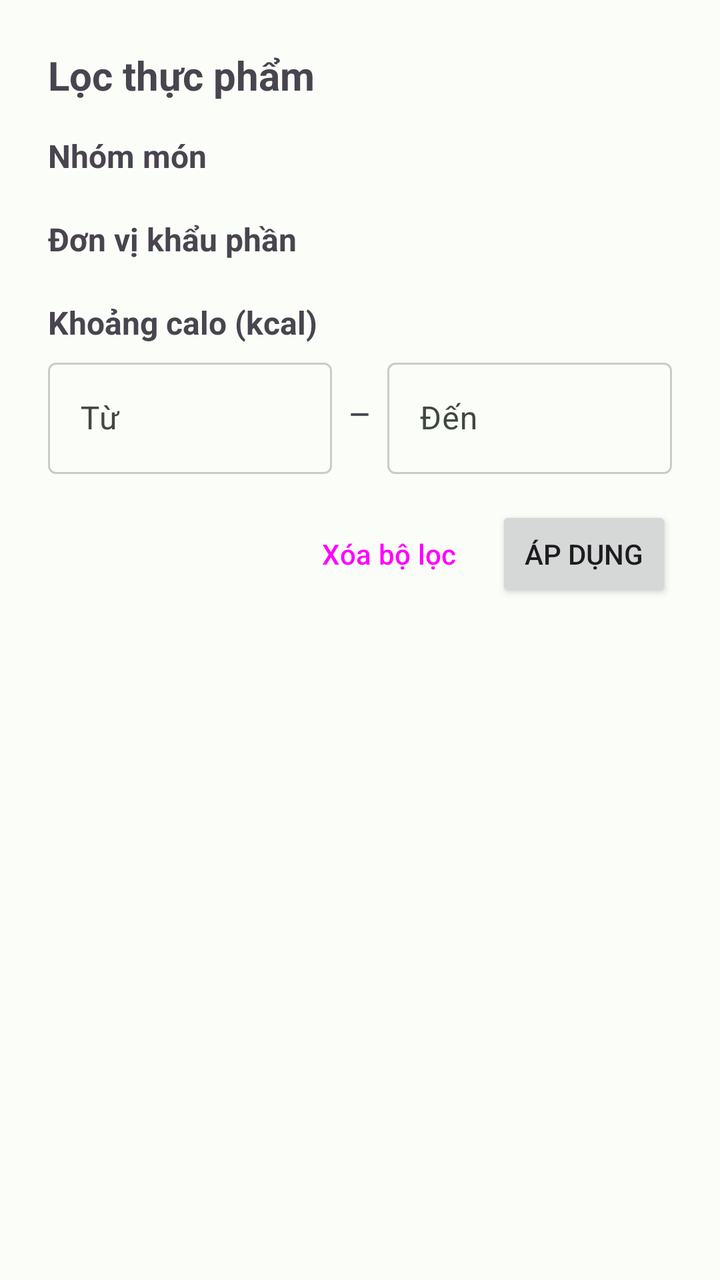
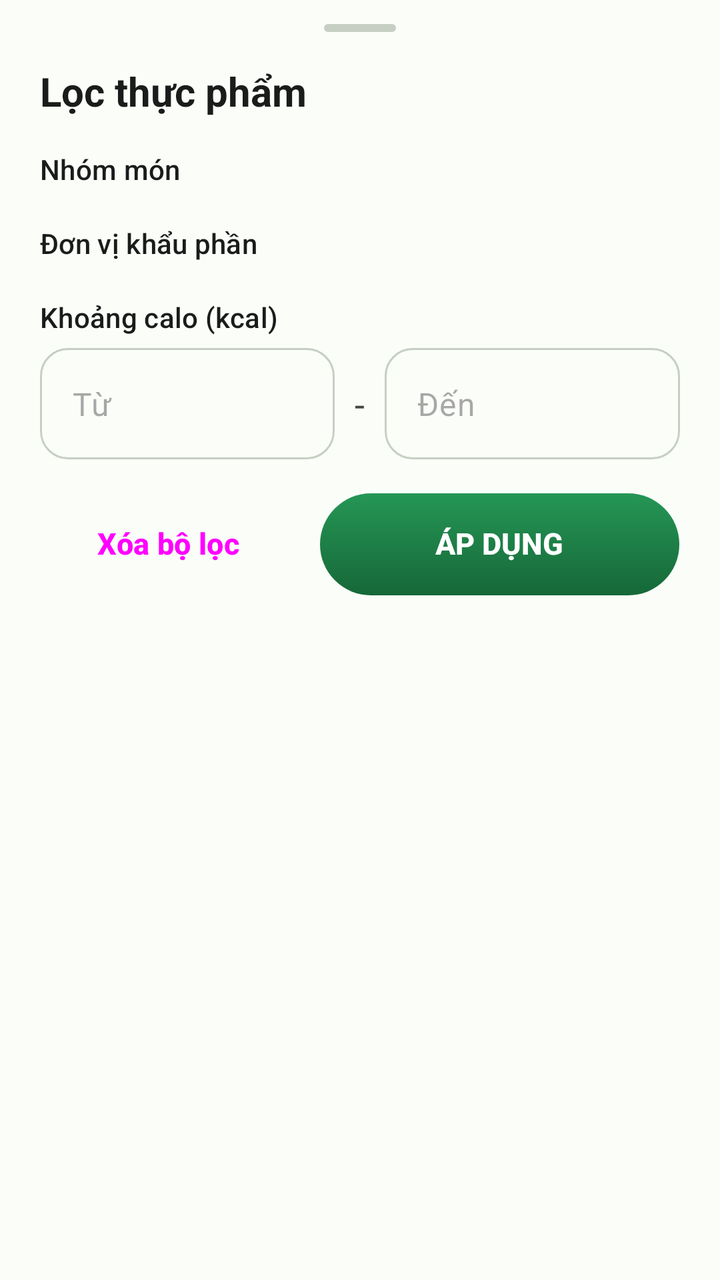

An Android layout rendered at two revisions. The XML below is the earlier revision; the diff shows what the commit changed to produce the second picture.
<!-- AndroidManifest.xml: application theme Theme.CaloTrack -->
<!-- res/layout/dialog_filter_foods.xml -->
<?xml version="1.0" encoding="utf-8"?>
<androidx.core.widget.NestedScrollView xmlns:android="http://schemas.android.com/apk/res/android"
    xmlns:app="http://schemas.android.com/apk/res-auto"
    android:layout_width="match_parent"
    android:layout_height="wrap_content">

    <LinearLayout
        android:layout_width="match_parent"
        android:layout_height="wrap_content"
        android:orientation="vertical"
        android:padding="24dp">

        <TextView
            android:layout_width="wrap_content"
            android:layout_height="wrap_content"
            android:text="@string/filter_foods"
            android:textSize="20sp"
            android:textStyle="bold" />

        <TextView
            android:layout_width="wrap_content"
            android:layout_height="wrap_content"
            android:layout_marginTop="16dp"
            android:text="@string/filter_group"
            android:textSize="16sp"
            android:textStyle="bold" />

        <com.google.android.material.chip.ChipGroup
            android:id="@+id/chip_food_categories"
            android:layout_width="match_parent"
            android:layout_height="wrap_content"
            android:layout_marginTop="4dp" />

        <TextView
            android:layout_width="wrap_content"
            android:layout_height="wrap_content"
            android:layout_marginTop="16dp"
            android:text="@string/filter_unit"
            android:textSize="16sp"
            android:textStyle="bold" />

        <com.google.android.material.chip.ChipGroup
            android:id="@+id/chip_food_units"
            android:layout_width="match_parent"
            android:layout_height="wrap_content"
            android:layout_marginTop="4dp" />

        <TextView
            android:layout_width="wrap_content"
            android:layout_height="wrap_content"
            android:layout_marginTop="16dp"
            android:text="@string/filter_kcal_range"
            android:textSize="16sp"
            android:textStyle="bold" />

        <LinearLayout
            android:layout_width="match_parent"
            android:layout_height="wrap_content"
            android:layout_marginTop="4dp"
            android:gravity="center_vertical"
            android:orientation="horizontal">

            <com.google.android.material.textfield.TextInputLayout
                android:id="@+id/til_food_kcal_min"
                android:layout_width="0dp"
                android:layout_height="wrap_content"
                android:layout_weight="1"
                android:hint="@string/kcal_from">

                <com.google.android.material.textfield.TextInputEditText
                    android:id="@+id/et_food_kcal_min"
                    android:layout_width="match_parent"
                    android:layout_height="wrap_content"
                    android:inputType="numberDecimal" />
            </com.google.android.material.textfield.TextInputLayout>

            <TextView
                android:layout_width="wrap_content"
                android:layout_height="wrap_content"
                android:paddingStart="8dp"
                android:paddingEnd="8dp"
                android:text="–"
                android:textSize="18sp" />

            <com.google.android.material.textfield.TextInputLayout
                android:id="@+id/til_food_kcal_max"
                android:layout_width="0dp"
                android:layout_height="wrap_content"
                android:layout_weight="1"
                android:hint="@string/kcal_to">

                <com.google.android.material.textfield.TextInputEditText
                    android:id="@+id/et_food_kcal_max"
                    android:layout_width="match_parent"
                    android:layout_height="wrap_content"
                    android:inputType="numberDecimal" />
            </com.google.android.material.textfield.TextInputLayout>
        </LinearLayout>

        <LinearLayout
            android:layout_width="match_parent"
            android:layout_height="wrap_content"
            android:layout_marginTop="16dp"
            android:gravity="end"
            android:orientation="horizontal">

            <Button
                android:id="@+id/btn_clear_food_filter"
                style="@style/Widget.Material3.Button.TextButton"
                android:layout_width="wrap_content"
                android:layout_height="wrap_content"
                android:text="@string/clear_filter" />

            <Button
                android:id="@+id/btn_apply_food_filter"
                android:layout_width="wrap_content"
                android:layout_height="wrap_content"
                android:layout_marginStart="8dp"
                android:text="@string/apply_filter" />
        </LinearLayout>
    </LinearLayout>
</androidx.core.widget.NestedScrollView>
<!-- resources referenced by this layout -->
<resources>
  <string name="apply_filter">Áp dụng</string>
  <string name="clear_filter">Xóa bộ lọc</string>
  <string name="filter_foods">Lọc thực phẩm</string>
  <string name="filter_group">Nhóm món</string>
  <string name="filter_kcal_range">Khoảng calo (kcal)</string>
  <string name="filter_unit">Đơn vị khẩu phần</string>
  <string name="kcal_from">Từ</string>
  <string name="kcal_to">Đến</string>
  <color name="proto_primary">#1b7a43</color>
  <color name="proto_on_primary">#ffffff</color>
  <color name="proto_primary_container">#c9f2cf</color>
  <color name="proto_on_primary_container">#05421f</color>
  <color name="proto_secondary_container">#d9ece0</color>
  <color name="proto_on_secondary_container">#21363a</color>
  <color name="proto_surface">#fafdf8</color>
  <color name="proto_on_surface">#191c1a</color>
  <color name="proto_surface_variant">#eef2ea</color>
  <color name="proto_on_surface_variant">#41493f</color>
  <color name="proto_surface_container">#f2f5ef</color>
  <color name="proto_surface_container_high">#e9eee5</color>
  <color name="proto_outline">#c7cfc4</color>
  <color name="proto_outline_variant">#e0e6dc</color>
  <color name="proto_error">#ba1a1a</color>
  <color name="proto_error_container">#ffdad6</color>
  <style name="Widget.CaloTrack.BottomNavigationView" parent="Widget.Material3.BottomNavigationView">
          <item name="itemActiveIndicatorStyle">@style/Widget.CaloTrack.BottomNavActiveIndicator</item>
      </style>
  <style name="Widget.CaloTrack.BottomNavActiveIndicator" parent="Widget.Material3.BottomNavigationView.ActiveIndicator">
          <item name="android:color">?attr/colorSecondaryContainer</item>
      </style>
  <!-- unchanged entries left out for length: 1 -->
</resources>

<!-- the commit's change to res/layout/dialog_filter_foods.xml (unified diff, before → after) -->
@@ -8,22 +8,30 @@
         android:layout_width="match_parent"
         android:layout_height="wrap_content"
         android:orientation="vertical"
-        android:padding="24dp">
+        android:paddingStart="20dp"
+        android:paddingTop="12dp"
+        android:paddingEnd="20dp"
+        android:paddingBottom="20dp">
 
-        <TextView
-            android:layout_width="wrap_content"
-            android:layout_height="wrap_content"
-            android:text="@string/filter_foods"
-            android:textSize="20sp"
-            android:textStyle="bold" />
+        <View
+            android:layout_width="36dp"
+            android:layout_height="4dp"
+            android:layout_gravity="center_horizontal"
+            android:background="@drawable/bg_sheet_handle" />
 
         <TextView
             android:layout_width="wrap_content"
             android:layout_height="wrap_content"
             android:layout_marginTop="16dp"
-            android:text="@string/filter_group"
-            android:textSize="16sp"
+            android:text="@string/filter_foods"
+            android:textColor="?attr/colorOnSurface"
+            android:textSize="20sp"
             android:textStyle="bold" />
+
+        <TextView
+            style="@style/Widget.CaloTrack.FieldLabel"
+            android:layout_marginTop="16dp"
+            android:text="@string/filter_group" />
 
         <com.google.android.material.chip.ChipGroup
             android:id="@+id/chip_food_categories"
@@ -32,12 +40,9 @@
             android:layout_marginTop="4dp" />
 
         <TextView
-            android:layout_width="wrap_content"
-            android:layout_height="wrap_content"
-            android:layout_marginTop="16dp"
-            android:text="@string/filter_unit"
-            android:textSize="16sp"
-            android:textStyle="bold" />
+            style="@style/Widget.CaloTrack.FieldLabel"
+            android:layout_marginTop="14dp"
+            android:text="@string/filter_unit" />
 
         <com.google.android.material.chip.ChipGroup
             android:id="@+id/chip_food_units"
@@ -46,54 +51,69 @@
             android:layout_marginTop="4dp" />
 
         <TextView
-            android:layout_width="wrap_content"
-            android:layout_height="wrap_content"
-            android:layout_marginTop="16dp"
-            android:text="@string/filter_kcal_range"
-            android:textSize="16sp"
-            android:textStyle="bold" />
+            style="@style/Widget.CaloTrack.FieldLabel"
+            android:layout_marginTop="14dp"
+            android:text="@string/filter_kcal_range" />
 
         <LinearLayout
             android:layout_width="match_parent"
             android:layout_height="wrap_content"
-            android:layout_marginTop="4dp"
+            android:layout_marginTop="6dp"
+            android:baselineAligned="false"
             android:gravity="center_vertical"
             android:orientation="horizontal">
 
             <com.google.android.material.textfield.TextInputLayout
                 android:id="@+id/til_food_kcal_min"
+                style="@style/Widget.Material3.TextInputLayout.OutlinedBox"
                 android:layout_width="0dp"
                 android:layout_height="wrap_content"
                 android:layout_weight="1"
-                android:hint="@string/kcal_from">
+                app:boxCornerRadiusBottomEnd="14dp"
+                app:boxCornerRadiusBottomStart="14dp"
+                app:boxCornerRadiusTopEnd="14dp"
+                app:boxCornerRadiusTopStart="14dp"
+                app:hintEnabled="false">
 
                 <com.google.android.material.textfield.TextInputEditText
                     android:id="@+id/et_food_kcal_min"
                     android:layout_width="match_parent"
                     android:layout_height="wrap_content"
-                    android:inputType="numberDecimal" />
+                    android:fontFeatureSettings="tnum"
+                    android:hint="@string/kcal_from"
+                    android:inputType="numberDecimal"
+                    android:maxLines="1" />
             </com.google.android.material.textfield.TextInputLayout>
 
             <TextView
                 android:layout_width="wrap_content"
                 android:layout_height="wrap_content"
-                android:paddingStart="8dp"
-                android:paddingEnd="8dp"
-                android:text="–"
+                android:paddingStart="10dp"
+                android:paddingEnd="10dp"
+                android:text="-"
+                android:textColor="?attr/colorOnSurfaceVariant"
                 android:textSize="18sp" />
 
             <com.google.android.material.textfield.TextInputLayout
                 android:id="@+id/til_food_kcal_max"
+                style="@style/Widget.Material3.TextInputLayout.OutlinedBox"
                 android:layout_width="0dp"
                 android:layout_height="wrap_content"
                 android:layout_weight="1"
-                android:hint="@string/kcal_to">
+                app:boxCornerRadiusBottomEnd="14dp"
+                app:boxCornerRadiusBottomStart="14dp"
+                app:boxCornerRadiusTopEnd="14dp"
+                app:boxCornerRadiusTopStart="14dp"
+                app:hintEnabled="false">
 
                 <com.google.android.material.textfield.TextInputEditText
                     android:id="@+id/et_food_kcal_max"
                     android:layout_width="match_parent"
                     android:layout_height="wrap_content"
-                    android:inputType="numberDecimal" />
+                    android:fontFeatureSettings="tnum"
+                    android:hint="@string/kcal_to"
+                    android:inputType="numberDecimal"
+                    android:maxLines="1" />
             </com.google.android.material.textfield.TextInputLayout>
         </LinearLayout>
 
@@ -101,22 +121,31 @@
             android:layout_width="match_parent"
             android:layout_height="wrap_content"
             android:layout_marginTop="16dp"
-            android:gravity="end"
             android:orientation="horizontal">
 
             <Button
                 android:id="@+id/btn_clear_food_filter"
                 style="@style/Widget.Material3.Button.TextButton"
-                android:layout_width="wrap_content"
-                android:layout_height="wrap_content"
-                android:text="@string/clear_filter" />
+                android:layout_width="0dp"
+                android:layout_height="52dp"
+                android:layout_weight="1"
+                android:text="@string/clear_filter"
+                android:textSize="15sp"
+                android:textStyle="bold" />
 
             <Button
                 android:id="@+id/btn_apply_food_filter"
-                android:layout_width="wrap_content"
-                android:layout_height="wrap_content"
-                android:layout_marginStart="8dp"
-                android:text="@string/apply_filter" />
+                android:layout_width="0dp"
+                android:layout_height="52dp"
+                android:layout_marginStart="12dp"
+                android:layout_weight="1.4"
+                android:background="@drawable/bg_btn_primary_softtech"
+                android:stateListAnimator="@animator/uiverse_press_scale"
+                android:text="@string/apply_filter"
+                android:textColor="?attr/colorOnPrimary"
+                android:textSize="15sp"
+                android:textStyle="bold"
+                app:backgroundTint="@null" />
         </LinearLayout>
     </LinearLayout>
 </androidx.core.widget.NestedScrollView>
<!-- resource entries referenced after the edit -->
@@ -1,5 +1,32 @@
 <!-- resources referenced by this layout -->
 <resources>
+  <!-- drawable bg_btn_primary_softtech (drawable) -->
+  <?xml version="1.0" encoding="utf-8"?>
+  <layer-list xmlns:android="http://schemas.android.com/apk/res/android">
+      <item>
+          <shape android:shape="rectangle">
+              <solid android:color="@color/btn_primary_rim" />
+              <corners android:radius="26dp" />
+          </shape>
+      </item>
+      <item android:top="1.2dp">
+          <shape android:shape="rectangle">
+              <gradient
+                  android:angle="270"
+                  android:endColor="@color/btn_primary_bottom"
+                  android:startColor="@color/btn_primary_top"
+                  android:type="linear" />
+              <corners android:radius="26dp" />
+          </shape>
+      </item>
+  </layer-list>
+  <!-- drawable bg_sheet_handle (drawable) -->
+  <?xml version="1.0" encoding="utf-8"?>
+  <shape xmlns:android="http://schemas.android.com/apk/res/android"
+      android:shape="rectangle">
+      <corners android:radius="2dp" />
+      <solid android:color="?attr/colorOutline" />
+  </shape>
   <string name="apply_filter">Áp dụng</string>
   <string name="clear_filter">Xóa bộ lọc</string>
   <string name="filter_foods">Lọc thực phẩm</string>
@@ -8,6 +35,15 @@
   <string name="filter_unit">Đơn vị khẩu phần</string>
   <string name="kcal_from">Từ</string>
   <string name="kcal_to">Đến</string>
+  <style name="Widget.CaloTrack.FieldLabel" parent="">
+          <item name="android:layout_width">wrap_content</item>
+          <item name="android:layout_height">wrap_content</item>
+          <item name="android:textAppearance">?attr/textAppearanceLabelLarge</item>
+          <item name="android:textColor">?attr/colorOnSurface</item>
+      </style>
+  <color name="btn_primary_rim">#59FFFFFF</color>
+  <color name="btn_primary_bottom">#166838</color>
+  <color name="btn_primary_top">#259655</color>
   <color name="proto_primary">#1b7a43</color>
   <color name="proto_on_primary">#ffffff</color>
   <color name="proto_primary_container">#c9f2cf</color>
